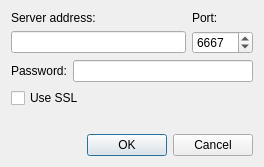
First picture: the form in src/qtui/settingspages/servereditdlg.ui, repository quassel/quassel, before the edit.
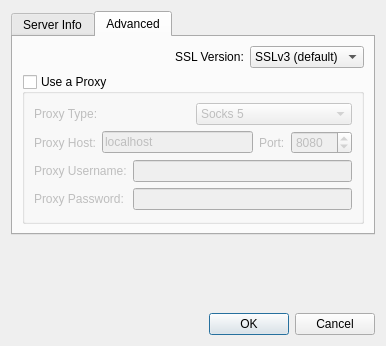
Second picture: the form after the edit. The open tabs and pages were chosen to show the change. Icons and pictures are not drawn.

Commit message: Adding proxy support to the core SSL Version can now be specified IRC servers are internaly no longer represented by a variantmap. breaking protocol

Patch:
```diff
--- a/src/qtui/settingspages/servereditdlg.ui
+++ b/src/qtui/settingspages/servereditdlg.ui
@@ -5,16 +5,40 @@
    <rect>
     <x>0</x>
     <y>0</y>
-    <width>264</width>
-    <height>167</height>
+    <width>386</width>
+    <height>346</height>
    </rect>
   </property>
   <property name="windowTitle" >
    <string>Dialog</string>
   </property>
-  <layout class="QVBoxLayout" >
+  <layout class="QVBoxLayout" name="verticalLayout_3" >
    <item>
-    <layout class="QGridLayout" >
+    <widget class="QTabWidget" name="tabWidget" >
+     <property name="toolTip" >
+      <string/>
+     </property>
+     <property name="currentIndex" >
+      <number>0</number>
+     </property>
+     <property name="usesScrollButtons" >
+      <bool>false</bool>
+     </property>
+     <widget class="QWidget" name="basic" >
+      <property name="geometry" >
+       <rect>
+        <x>0</x>
+        <y>0</y>
+        <width>356</width>
+        <height>243</height>
+       </rect>
+      </property>
+      <attribute name="title" >
+       <string>Server Info</string>
+      </attribute>
+      <layout class="QVBoxLayout" name="verticalLayout_4" >
+       <item>
+        <layout class="QGridLayout" name="gridLayout_2" >
      <item row="0" column="0" >
       <widget class="QLabel" name="label" >
        <property name="text" >
@@ -83,7 +107,7 @@
     </widget>
    </item>
    <item>
-    <spacer>
+        <spacer name="verticalSpacer_2" >
      <property name="orientation" >
       <enum>Qt::Vertical</enum>
      </property>
@@ -91,6 +115,193 @@
       <size>
        <width>20</width>
        <height>40</height>
+          </size>
+         </property>
+        </spacer>
+       </item>
+      </layout>
+     </widget>
+     <widget class="QWidget" name="advanced" >
+      <property name="geometry" >
+       <rect>
+        <x>0</x>
+        <y>0</y>
+        <width>356</width>
+        <height>243</height>
+       </rect>
+      </property>
+      <attribute name="title" >
+       <string>Advanced</string>
+      </attribute>
+      <layout class="QVBoxLayout" name="verticalLayout_2" >
+       <item>
+        <layout class="QHBoxLayout" name="horizontalLayout" >
+         <item>
+          <spacer name="horizontalSpacer" >
+           <property name="orientation" >
+            <enum>Qt::Horizontal</enum>
+           </property>
+           <property name="sizeHint" stdset="0" >
+            <size>
+             <width>40</width>
+             <height>20</height>
+            </size>
+           </property>
+          </spacer>
+         </item>
+         <item>
+          <widget class="QLabel" name="label_3" >
+           <property name="text" >
+            <string>SSL Version:</string>
+           </property>
+          </widget>
+         </item>
+         <item>
+          <widget class="QComboBox" name="sslVersion" >
+           <property name="toolTip" >
+            <string>Do not change unless you're going to connect to a server not supporting SSLv3!</string>
+           </property>
+           <item>
+            <property name="text" >
+             <string>SSLv3 (default)</string>
+            </property>
+           </item>
+           <item>
+            <property name="text" >
+             <string>SSLv2</string>
+            </property>
+           </item>
+           <item>
+            <property name="text" >
+             <string>TLSv1</string>
+            </property>
+           </item>
+          </widget>
+         </item>
+        </layout>
+       </item>
+       <item>
+        <widget class="QGroupBox" name="useProxy" >
+         <property name="title" >
+          <string>Use a Proxy</string>
+         </property>
+         <property name="flat" >
+          <bool>false</bool>
+         </property>
+         <property name="checkable" >
+          <bool>true</bool>
+         </property>
+         <property name="checked" >
+          <bool>false</bool>
+         </property>
+         <layout class="QVBoxLayout" name="verticalLayout" >
+          <item>
+           <layout class="QHBoxLayout" name="horizontalLayout_3" >
+            <item>
+             <widget class="QLabel" name="label_8" >
+              <property name="text" >
+               <string>Proxy Type:</string>
+              </property>
+             </widget>
+            </item>
+            <item>
+             <widget class="QComboBox" name="proxyType" >
+              <item>
+               <property name="text" >
+                <string>Socks 5</string>
+               </property>
+              </item>
+              <item>
+               <property name="text" >
+                <string>HTTP</string>
+               </property>
+              </item>
+             </widget>
+            </item>
+           </layout>
+          </item>
+          <item>
+           <layout class="QHBoxLayout" name="horizontalLayout_2" >
+            <item>
+             <widget class="QLabel" name="label_4" >
+              <property name="text" >
+               <string>Proxy Host:</string>
+              </property>
+             </widget>
+            </item>
+            <item>
+             <widget class="QLineEdit" name="proxyHost" >
+              <property name="text" >
+               <string>localhost</string>
+              </property>
+             </widget>
+            </item>
+            <item>
+             <widget class="QLabel" name="label_5" >
+              <property name="text" >
+               <string>Port:</string>
+              </property>
+             </widget>
+            </item>
+            <item>
+             <widget class="QSpinBox" name="proxyPort" >
+              <property name="minimum" >
+               <number>1</number>
+              </property>
+              <property name="maximum" >
+               <number>65535</number>
+              </property>
+              <property name="value" >
+               <number>8080</number>
+              </property>
+             </widget>
+            </item>
+           </layout>
+          </item>
+          <item>
+           <layout class="QGridLayout" name="gridLayout" >
+            <item row="0" column="0" >
+             <widget class="QLabel" name="label_6" >
+              <property name="text" >
+               <string>Proxy Username:</string>
+              </property>
+             </widget>
+            </item>
+            <item row="0" column="1" >
+             <widget class="QLineEdit" name="proxyUsername" />
+            </item>
+            <item row="1" column="0" >
+             <widget class="QLabel" name="label_7" >
+              <property name="text" >
+               <string>Proxy Password:</string>
+              </property>
+             </widget>
+            </item>
+            <item row="1" column="1" >
+             <widget class="QLineEdit" name="proxyPassword" >
+              <property name="echoMode" >
+               <enum>QLineEdit::Password</enum>
+              </property>
+             </widget>
+            </item>
+           </layout>
+          </item>
+         </layout>
+        </widget>
+       </item>
+      </layout>
+     </widget>
+    </widget>
+   </item>
+   <item>
+    <spacer name="verticalSpacer" >
+     <property name="orientation" >
+      <enum>Qt::Vertical</enum>
+     </property>
+     <property name="sizeHint" stdset="0" >
+      <size>
+       <width>20</width>
+       <height>17</height>
       </size>
      </property>
     </spacer>
```
Lines whose indentation alone changed are shown as unchanged. The commit also changes 10 other files.
